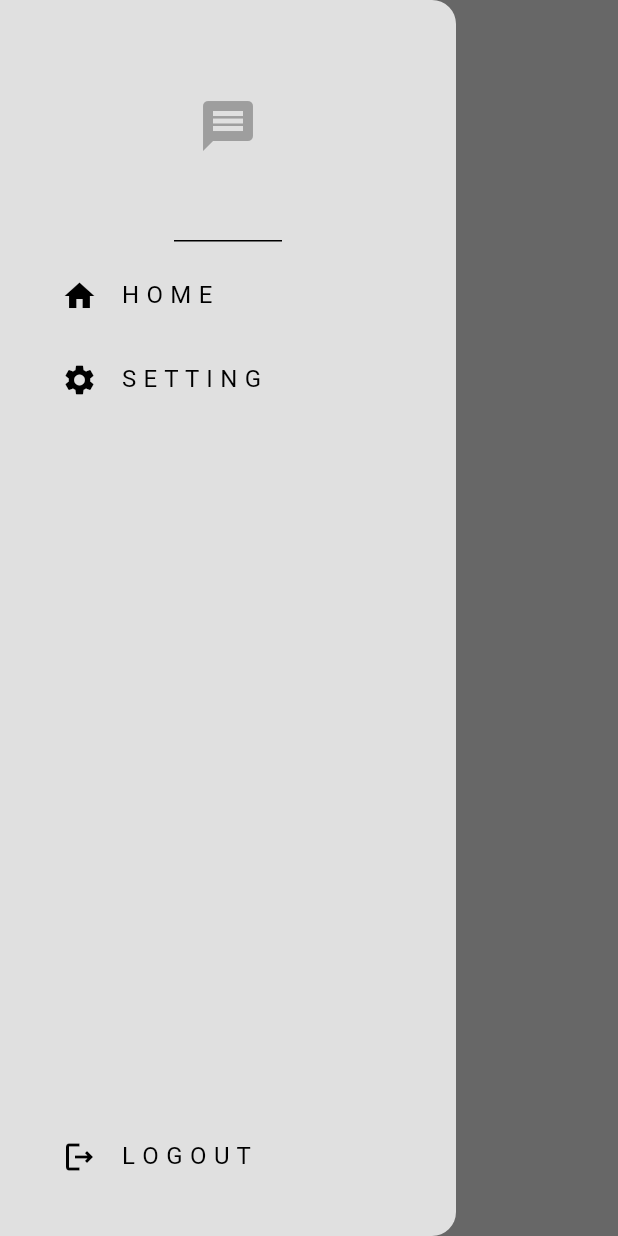
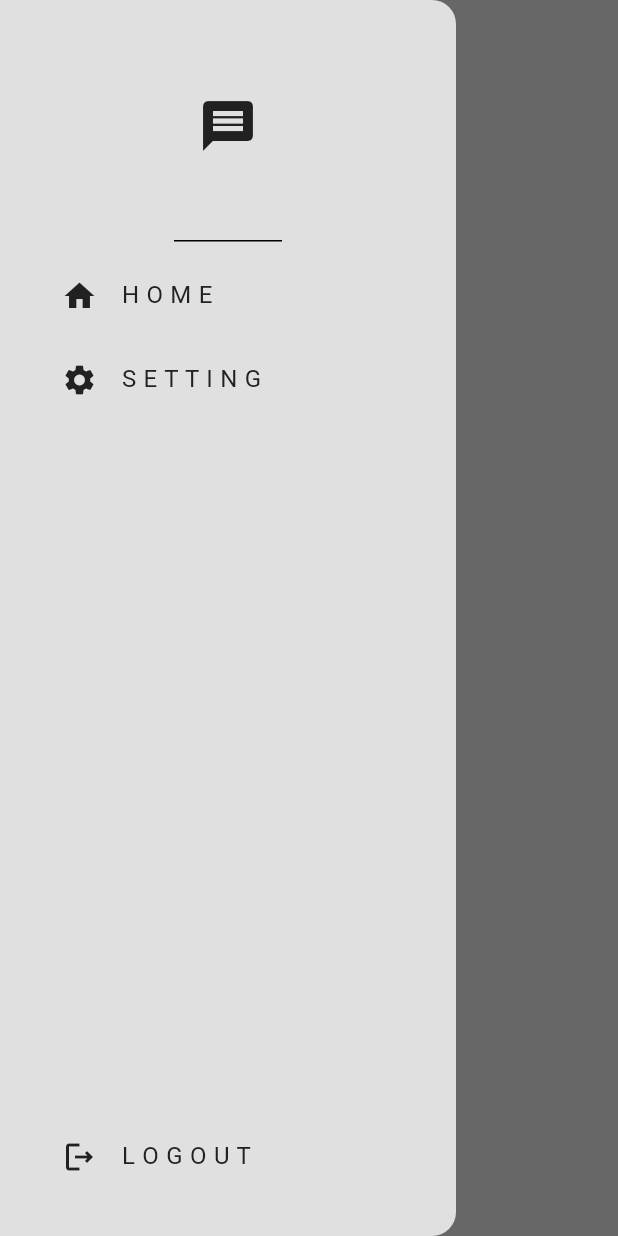
Before and after one commit to Swbhaav/Chat-App, a Flutter app: the screen it shows once a user with an empty profile is signed in, with the side drawer open, on a phone screen of 412 x 824 dp. Run offline on Flutter 3.47's test engine with Material 3 defaults, Android fonts, the phone set to English and light mode, and no system bars; our stand-ins replace cloud_firestore, firebase_auth, firebase_core; accounts and stored records are empty; network calls fail.

Commit message:
theme updated

```diff
--- a/lib/Pages/home_page.dart
+++ b/lib/Pages/home_page.dart
@@ -23,6 +23,9 @@ class HomePage extends StatelessWidget {
     return Scaffold(
       appBar: AppBar(
         title: Text("Home page"),
+        backgroundColor: Colors.transparent,
+        foregroundColor: Colors.grey.shade500,
+        elevation: 0,
       ),
       drawer: MyDrawer(),
       body: _buildUserList(),
@@ -60,7 +63,7 @@ class HomePage extends StatelessWidget {
       Map<String, dynamic> userData, BuildContext context) {
     if (userData["email"] != _authService.getCurrentUser()!.email) {
       return UserTile(
-        text: userData["email"],
+        text:   userData["email"],
         onTap: () {
           //taped on user goes to chat page
           Navigator.push(
--- a/lib/component/my_drawer.dart
+++ b/lib/component/my_drawer.dart
@@ -24,7 +24,7 @@ class MyDrawer extends StatelessWidget {
               DrawerHeader(
                 child: Icon(
                   Icons.message,
-                  color: Theme.of(context).colorScheme.primary,
+                  color: Theme.of(context).colorScheme.inversePrimary,
                   size: 40,
                 ),
               ),
@@ -32,8 +32,8 @@ class MyDrawer extends StatelessWidget {
               //home list title
               Padding(padding: EdgeInsets.only(left:25.0),
                 child: ListTile(
-                  title: Text("H O M E"),
-                  leading: Icon(Icons.home),
+                  title: Text("H O M E", style: TextStyle( color: Theme.of(context).colorScheme.inversePrimary),),
+                  leading: Icon(Icons.home,color: Theme.of(context).colorScheme.inversePrimary ,),
                   onTap: () {
                     Navigator.pop(context);
                   },
@@ -42,8 +42,8 @@ class MyDrawer extends StatelessWidget {
 
               Padding(padding: EdgeInsets.only(left:25.0),
                 child: ListTile(
-                  title: Text("S E T T I N G"),
-                  leading: Icon(Icons.settings),
+                  title: Text("S E T T I N G",style: TextStyle( color: Theme.of(context).colorScheme.inversePrimary),),
+                  leading: Icon(Icons.settings,color: Theme.of(context).colorScheme.inversePrimary ,),
                   onTap: () {
                     Navigator.push(context, MaterialPageRoute(builder: (context) => SettingPage(),),);
                   },
@@ -54,8 +54,8 @@ class MyDrawer extends StatelessWidget {
 
           Padding(padding: EdgeInsets.only(left:25.0, bottom: 25.0),
             child: ListTile(
-              title: Text("L O G O U T"),
-              leading: Icon(Icons.logout_outlined),
+              title: Text("L O G O U T",style: TextStyle( color: Theme.of(context).colorScheme.inversePrimary),),
+              leading: Icon(Icons.logout_outlined,color: Theme.of(context).colorScheme.inversePrimary ,),
               onTap: logout,
             ),
           ),
--- a/lib/main.dart
+++ b/lib/main.dart
@@ -3,15 +3,18 @@ import 'package:chatapp/Pages/register_page.dart';
 import 'package:chatapp/firebase_options.dart';
 import 'package:chatapp/service/auth/auth_gate.dart';
 import 'package:chatapp/theme/light_mode.dart';
+import 'package:chatapp/theme/theme_provider.dart';
 import 'package:firebase_core/firebase_core.dart';
 import 'package:flutter/material.dart';
+import 'package:provider/provider.dart';
 
 void main() async{
   //This helps flutter to run plugin code to run before runapp
   WidgetsFlutterBinding.ensureInitialized();
   //This is used for connecting firebase to app with correct setting according to platform
   await Firebase.initializeApp(options: DefaultFirebaseOptions.currentPlatform);
-  runApp(const MyApp());
+  runApp(
+      ChangeNotifierProvider(create: (context) => ThemeProvider(), child: const MyApp(), ));
 }
 
 class MyApp extends StatelessWidget {
@@ -22,7 +25,7 @@ class MyApp extends StatelessWidget {
   Widget build(BuildContext context) {
     return MaterialApp(
       debugShowCheckedModeBanner: false,
-      theme: lightMode,
+      theme: Provider.of<ThemeProvider>(context).themeData,
       home: AuthGate(),
     );
   }
--- a/lib/modules/message.dart
+++ b/lib/modules/message.dart
@@ -18,10 +18,11 @@ class Message{
 
   Map<String, dynamic> toMap(){
     return {
-      'senderId': senderID,
+      'senderID': senderID,
       'senderEmail': senderEmail,
       'receiverID':receiverID,
-      'message': message
+      'message': message,
+      'timestamp': timestamp,
     };
   }
 
--- a/lib/service/auth/auth_gate.dart
+++ b/lib/service/auth/auth_gate.dart
@@ -17,10 +17,8 @@ class AuthGate extends StatelessWidget {
         //user logged in or not
     if(snapshot.hasData){
       return HomePage();
-    }
-
-        //user not logged in
-    else{
+    }else{
+      //user not logged in
       return LoginOrRegister();
     }
     },
--- a/lib/service/chat/chat_service.dart
+++ b/lib/service/chat/chat_service.dart
@@ -42,7 +42,7 @@ class ChatService {
         senderEmail: currentUserEmail,
         receiverID: receiverID,
         message: message,
-        timestamp: timestamp);
+        timestamp: timestamp,);
 
     // construct chat room id (Sorted to ensure uniqueness)
 
--- /dev/null
+++ b/lib/theme/dark_mode.dart
@@ -0,0 +1,12 @@
+import 'package:flutter/material.dart';
+
+ThemeData darkMode = ThemeData(
+  colorScheme: ColorScheme.light(
+    surface: Colors.grey.shade900,
+    primary: Colors.grey.shade600,
+    secondary: Colors.grey.shade500,
+    tertiary: Colors.white,
+    inversePrimary: Colors.grey.shade50,
+  ),
+
+);
--- a/lib/theme/light_mode.dart
+++ b/lib/theme/light_mode.dart
@@ -5,7 +5,7 @@ ThemeData lightMode = ThemeData(
     surface: Colors.grey.shade300,
     primary: Colors.grey.shade500,
     secondary: Colors.grey.shade300,
-    tertiary: Colors.white,
+    tertiary: Colors.grey.shade800,
     inversePrimary: Colors.grey.shade900,
   ),
 
--- /dev/null
+++ b/lib/theme/theme_provider.dart
@@ -0,0 +1,27 @@
+
+import 'package:chatapp/theme/light_mode.dart';
+import 'package:flutter/material.dart';
+import 'dark_mode.dart';
+
+
+class ThemeProvider extends ChangeNotifier{
+  ThemeData _themeData = lightMode;
+
+  ThemeData get themeData => _themeData;
+
+  bool get isDarkMode => _themeData == darkMode;
+
+  set themeData(ThemeData themeData) {
+    _themeData =themeData;
+    notifyListeners();
+  }
+
+  void toggleTheme(){
+    if(_themeData == lightMode) {
+      themeData = darkMode;
+    }else{
+      themeData =lightMode;
+    }
+  }
+
+}
--- a/pubspec.yaml
+++ b/pubspec.yaml
@@ -37,6 +37,7 @@ dependencies:
   firebase_core: ^3.14.0
   firebase_auth: ^5.6.0
   cloud_firestore: ^5.6.9
+  provider: ^6.1.5
 
 dev_dependencies:
   flutter_test:
```
Also changed, not shown: lib/Pages/chat_page.dart (+36 -3 lines), lib/Pages/setting_page.dart (+26 -1 lines), lib/component/chat_bubble.dart (added, +24 -0 lines), pubspec.lock.
